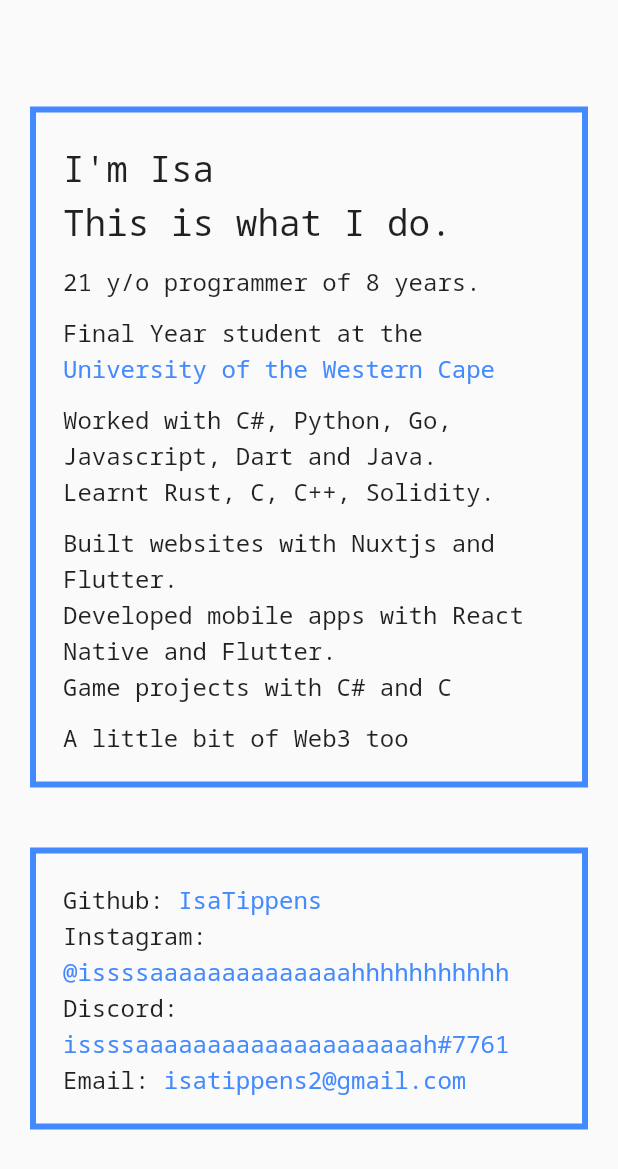
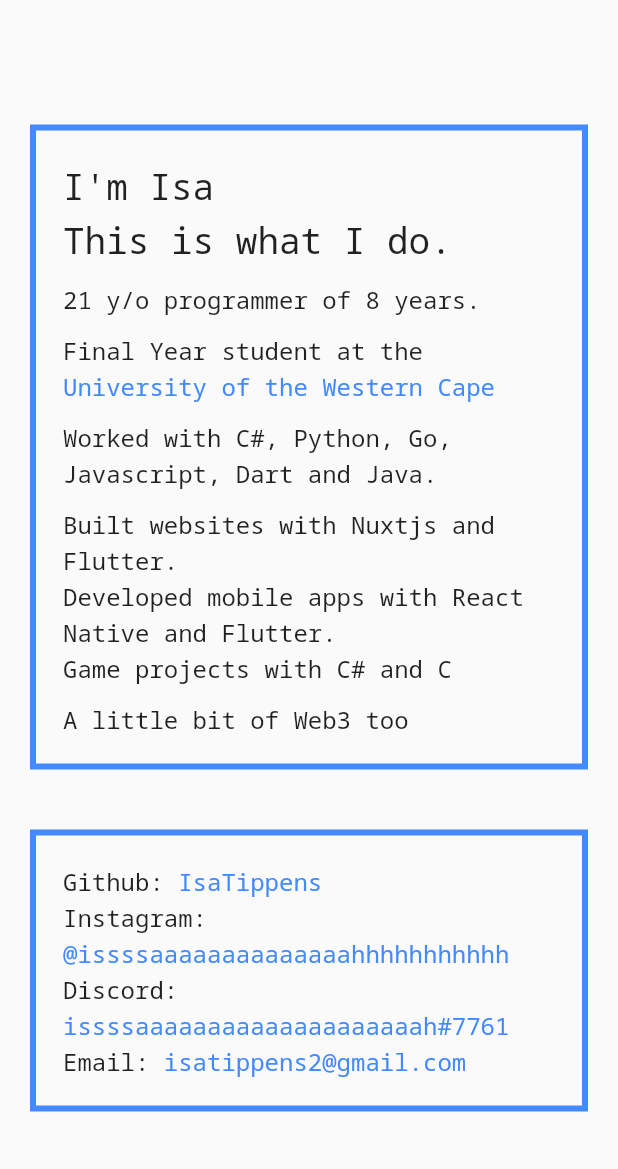
Before and after one commit to IsaTippens/IsaTippens.github.io, a Flutter app: the screen it shows after launch, on a phone screen of 412 x 824 dp. Shown: the top 1169 px of the screen. Run offline on Flutter 3.47's test engine with Material 2 defaults, Android fonts, the phone set to English and light mode, and no system bars; our stand-ins replace google_fonts.

Commit message:
I forgor 💀

```diff
--- a/lib/screens/home/Widgets/sections/language_section.dart
+++ b/lib/screens/home/Widgets/sections/language_section.dart
@@ -11,10 +11,10 @@
         children: [
           Text('Worked with C#, Python, Go, Javascript, Dart and Java.',
               style: textStyle),
-          Text(
-            'Learnt Rust, C, C++, Solidity.',
-            style: textStyle,
-          ),
+
+
+
+
         ],
       ),
     );
```
